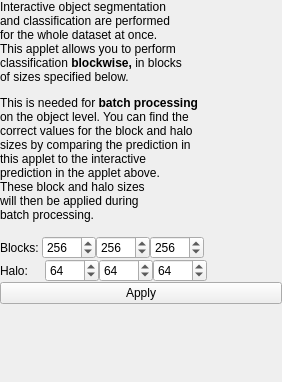
ilastik/ilastik, file ilastik/applets/blockwiseObjectClassification/drawer.ui: the form before one commit.
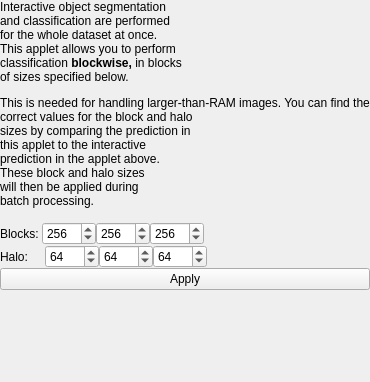
The form after the commit.

Commit message: ObjectClassification, Tracking: - Instead of running export immediately after configuring table export settings, the user's settings are just saved to a slot for later use. - In object classification, the table export can be performed on more than just lane 0 - ObjectClassification: workflow now uses the new export/batch scheme, using 'customization hooks', etc.

The edit to the form file:
```diff
--- a/ilastik/applets/blockwiseObjectClassification/drawer.ui
+++ b/ilastik/applets/blockwiseObjectClassification/drawer.ui
@@ -25,7 +25,7 @@
      <item>
       <widget class="QLabel" name="label">
        <property name="text">
-        <string>&lt;html&gt;&lt;head/&gt;&lt;body&gt;&lt;p&gt;Interactive object segmentation &lt;br/&gt;and classification are performed &lt;br/&gt;for the whole dataset at once.&lt;br/&gt;This applet allows you to perform &lt;br/&gt;classification &lt;span style=&quot; font-weight:600;&quot;&gt;blockwise, &lt;/span&gt;in blocks &lt;br/&gt;of sizes specified below. &lt;/p&gt;&lt;p&gt;This is needed for &lt;span style=&quot; font-weight:600;&quot;&gt;batch processing&lt;/span&gt;&lt;br/&gt;on the object level. You can find the&lt;br/&gt;correct values for the block and halo &lt;br/&gt;sizes by comparing the prediction in &lt;br/&gt;this applet to the interactive&lt;br/&gt;prediction in the applet above.&lt;br/&gt;These block and halo sizes&lt;br/&gt;will then be applied during&lt;br/&gt;batch processing.&lt;br/&gt;&lt;/p&gt;&lt;/body&gt;&lt;/html&gt;</string>
+        <string>&lt;html&gt;&lt;head/&gt;&lt;body&gt;&lt;p&gt;Interactive object segmentation &lt;br/&gt;and classification are performed &lt;br/&gt;for the whole dataset at once.&lt;br/&gt;This applet allows you to perform &lt;br/&gt;classification &lt;span style=&quot; font-weight:600;&quot;&gt;blockwise, &lt;/span&gt;in blocks &lt;br/&gt;of sizes specified below. &lt;/p&gt;&lt;p&gt;This is needed for handling larger-than-RAM images. You can find the&lt;br/&gt;correct values for the block and halo &lt;br/&gt;sizes by comparing the prediction in &lt;br/&gt;this applet to the interactive&lt;br/&gt;prediction in the applet above.&lt;br/&gt;These block and halo sizes&lt;br/&gt;will then be applied during&lt;br/&gt;batch processing.&lt;br/&gt;&lt;/p&gt;&lt;/body&gt;&lt;/html&gt;</string>
        </property>
       </widget>
      </item>
```
The commit also changes 9 other files.
